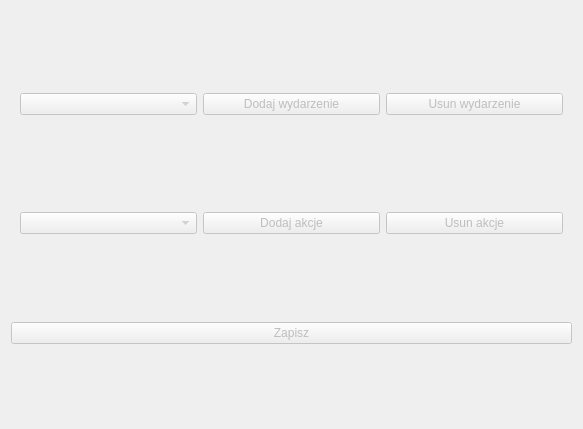
Old version of the form DataManager/forms/GUI/action/eventsview.ui in the repository jurikimurik/Witcher_Adventures_PHP_QTCPP.
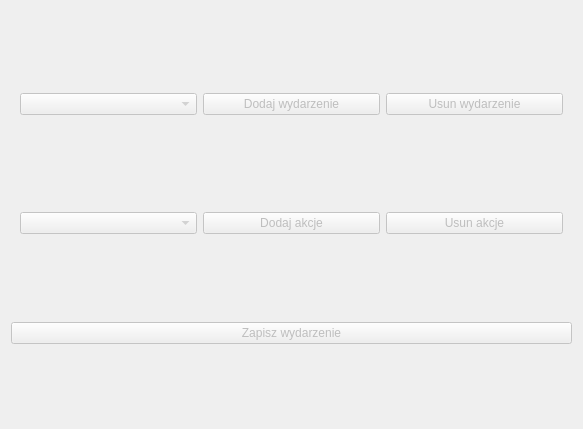
New version of the form.

Commit message: Text in buttons changed.

Diff of the .ui file:
```diff
--- a/DataManager/forms/GUI/action/eventsview.ui
+++ b/DataManager/forms/GUI/action/eventsview.ui
@@ -97,7 +97,7 @@
       <bool>false</bool>
      </property>
      <property name="text">
-      <string>Zapisz</string>
+      <string>Zapisz wydarzenie</string>
      </property>
     </widget>
    </item>
```
The commit also changes 1 other file.
